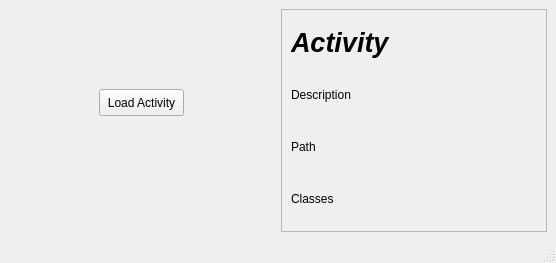
Old version of the form Arch_2_1/GUI/load_activity.ui in the repository LAR-Educational/Architecture_v2_0.
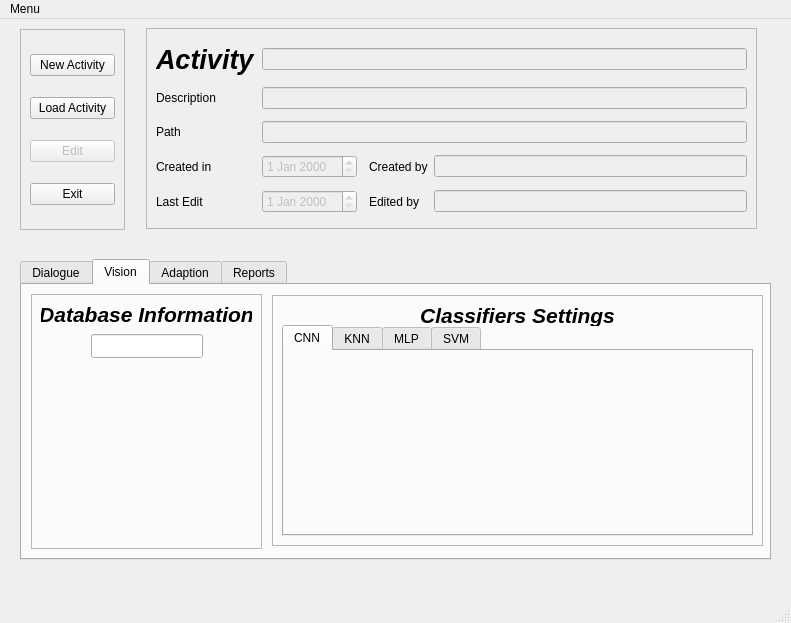
New version of the form. The open tabs and pages were chosen to show the change.

The edit to the form file:
```diff
--- a/Arch_2_1/GUI/load_activity.ui
+++ b/Arch_2_1/GUI/load_activity.ui
@@ -6,91 +6,450 @@
    <rect>
     <x>0</x>
     <y>0</y>
-    <width>556</width>
-    <height>263</height>
+    <width>791</width>
+    <height>623</height>
    </rect>
   </property>
   <property name="windowTitle">
    <string>MainWindow</string>
   </property>
   <widget class="QWidget" name="centralwidget">
-   <layout class="QGridLayout" name="gridLayout">
-    <item row="0" column="0">
-     <widget class="QWidget" name="widget" native="true">
+   <widget class="QFrame" name="frame">
+    <property name="geometry">
+     <rect>
+      <x>146</x>
+      <y>9</y>
+      <width>611</width>
+      <height>201</height>
+     </rect>
+    </property>
+    <property name="frameShape">
+     <enum>QFrame::StyledPanel</enum>
+    </property>
+    <property name="frameShadow">
+     <enum>QFrame::Raised</enum>
+    </property>
+    <layout class="QGridLayout" name="gridLayout_2">
+     <item row="1" column="0">
+      <widget class="QLabel" name="label">
+       <property name="text">
+        <string>Description</string>
+       </property>
+      </widget>
+     </item>
+     <item row="0" column="0">
+      <widget class="QLabel" name="activity">
+       <property name="font">
+        <font>
+         <pointsize>20</pointsize>
+         <weight>75</weight>
+         <italic>true</italic>
+         <bold>true</bold>
+        </font>
+       </property>
+       <property name="text">
+        <string>Activity</string>
+       </property>
+      </widget>
+     </item>
+     <item row="2" column="0">
+      <widget class="QLabel" name="label_2">
+       <property name="text">
+        <string>Path</string>
+       </property>
+      </widget>
+     </item>
+     <item row="3" column="1">
+      <widget class="QDateEdit" name="created_date">
+       <property name="enabled">
+        <bool>false</bool>
+       </property>
+      </widget>
+     </item>
+     <item row="3" column="0">
+      <widget class="QLabel" name="label_4">
+       <property name="text">
+        <string>Created in</string>
+       </property>
+      </widget>
+     </item>
+     <item row="4" column="0">
+      <widget class="QLabel" name="label_5">
+       <property name="text">
+        <string>Last Edit</string>
+       </property>
+      </widget>
+     </item>
+     <item row="3" column="3">
+      <widget class="QLabel" name="label_6">
+       <property name="text">
+        <string>Created by</string>
+       </property>
+      </widget>
+     </item>
+     <item row="3" column="4">
+      <widget class="QLineEdit" name="created_lineEdit">
+       <property name="enabled">
+        <bool>false</bool>
+       </property>
+      </widget>
+     </item>
+     <item row="4" column="1">
+      <widget class="QDateEdit" name="edited_date">
+       <property name="enabled">
+        <bool>false</bool>
+       </property>
+      </widget>
+     </item>
+     <item row="4" column="3">
+      <widget class="QLabel" name="label_7">
+       <property name="text">
+        <string>Edited by</string>
+       </property>
+      </widget>
+     </item>
+     <item row="4" column="4">
+      <widget class="QLineEdit" name="edited_lineEdit">
+       <property name="enabled">
+        <bool>false</bool>
+       </property>
+      </widget>
+     </item>
+     <item row="0" column="1" colspan="4">
+      <widget class="QLineEdit" name="name_lineEdit">
+       <property name="enabled">
+        <bool>false</bool>
+       </property>
+      </widget>
+     </item>
+     <item row="1" column="1" colspan="4">
+      <widget class="QLineEdit" name="desc_lineEdit">
+       <property name="enabled">
+        <bool>false</bool>
+       </property>
+      </widget>
+     </item>
+     <item row="2" column="1" colspan="4">
+      <widget class="QLineEdit" name="path_lineEdit">
+       <property name="enabled">
+        <bool>false</bool>
+       </property>
+      </widget>
+     </item>
+    </layout>
+   </widget>
+   <widget class="QTabWidget" name="tabWidget">
+    <property name="geometry">
+     <rect>
+      <x>20</x>
+      <y>240</y>
+      <width>751</width>
+      <height>301</height>
+     </rect>
+    </property>
+    <property name="tabPosition">
+     <enum>QTabWidget::North</enum>
+    </property>
+    <property name="tabShape">
+     <enum>QTabWidget::Rounded</enum>
+    </property>
+    <property name="currentIndex">
+     <number>0</number>
+    </property>
+    <property name="elideMode">
+     <enum>Qt::ElideLeft</enum>
+    </property>
+    <widget class="QWidget" name="tab_diag">
+     <attribute name="title">
+      <string>Dialogue</string>
+     </attribute>
+     <widget class="QLabel" name="label_9">
+      <property name="geometry">
+       <rect>
+        <x>40</x>
+        <y>20</y>
+        <width>101</width>
+        <height>41</height>
+       </rect>
+      </property>
+      <property name="text">
+       <string>Edit doubt wrods</string>
+      </property>
+     </widget>
+     <widget class="QLabel" name="label_10">
+      <property name="geometry">
+       <rect>
+        <x>50</x>
+        <y>60</y>
+        <width>121</width>
+        <height>41</height>
+       </rect>
+      </property>
+      <property name="text">
+       <string>View dialogue files</string>
+      </property>
+     </widget>
+     <widget class="QLabel" name="label_11">
+      <property name="geometry">
+       <rect>
+        <x>50</x>
+        <y>110</y>
+        <width>111</width>
+        <height>31</height>
+       </rect>
+      </property>
+      <property name="text">
+       <string>Create dialogues</string>
+      </property>
+     </widget>
+     <widget class="QLabel" name="label_12">
+      <property name="geometry">
+       <rect>
+        <x>50</x>
+        <y>150</y>
+        <width>111</width>
+        <height>31</height>
+       </rect>
+      </property>
+      <property name="text">
+       <string>Choose SR</string>
+      </property>
+     </widget>
+     <widget class="QComboBox" name="comboBox">
+      <property name="geometry">
+       <rect>
+        <x>160</x>
+        <y>150</y>
+        <width>71</width>
+        <height>24</height>
+       </rect>
+      </property>
+      <item>
+       <property name="text">
+        <string>Google</string>
+       </property>
+      </item>
+      <item>
+       <property name="text">
+        <string>NAO</string>
+       </property>
+      </item>
+     </widget>
+    </widget>
+    <widget class="QWidget" name="tab_vision">
+     <attribute name="title">
+      <string>Vision</string>
+     </attribute>
+     <widget class="QFrame" name="frame_4">
+      <property name="geometry">
+       <rect>
+        <x>9</x>
+        <y>9</y>
+        <width>231</width>
+        <height>255</height>
+       </rect>
+      </property>
+      <property name="frameShape">
+       <enum>QFrame::StyledPanel</enum>
+      </property>
+      <property name="frameShadow">
+       <enum>QFrame::Raised</enum>
+      </property>
+      <widget class="QLabel" name="label_3">
+       <property name="geometry">
+        <rect>
+         <x>10</x>
+         <y>10</y>
+         <width>211</width>
+         <height>21</height>
+        </rect>
+       </property>
+       <property name="font">
+        <font>
+         <pointsize>16</pointsize>
+         <weight>75</weight>
+         <italic>true</italic>
+         <bold>true</bold>
+        </font>
+       </property>
+       <property name="text">
+        <string>Database Information</string>
+       </property>
+       <property name="alignment">
+        <set>Qt::AlignCenter</set>
+       </property>
+      </widget>
+      <widget class="QLineEdit" name="lineEdit_4">
+       <property name="geometry">
+        <rect>
+         <x>60</x>
+         <y>40</y>
+         <width>112</width>
+         <height>24</height>
+        </rect>
+       </property>
+      </widget>
+     </widget>
+     <widget class="QFrame" name="frame_2">
+      <property name="geometry">
+       <rect>
+        <x>250</x>
+        <y>10</y>
+        <width>491</width>
+        <height>251</height>
+       </rect>
+      </property>
+      <property name="frameShape">
+       <enum>QFrame::StyledPanel</enum>
+      </property>
+      <property name="frameShadow">
+       <enum>QFrame::Raised</enum>
+      </property>
+      <widget class="QTabWidget" name="tabWidget_2">
+       <property name="geometry">
+        <rect>
+         <x>10</x>
+         <y>30</y>
+         <width>471</width>
+         <height>211</height>
+        </rect>
+       </property>
+       <property name="currentIndex">
+        <number>0</number>
+       </property>
+       <widget class="QWidget" name="tab">
+        <attribute name="title">
+         <string>CNN</string>
+        </attribute>
+       </widget>
+       <widget class="QWidget" name="tab_2">
+        <attribute name="title">
+         <string>KNN</string>
+        </attribute>
+       </widget>
+       <widget class="QWidget" name="tab_3">
+        <attribute name="title">
+         <string>MLP</string>
+        </attribute>
+       </widget>
+       <widget class="QWidget" name="tab_4">
+        <attribute name="title">
+         <string>SVM</string>
+        </attribute>
+       </widget>
+      </widget>
+      <widget class="QLabel" name="label_8">
+       <property name="geometry">
+        <rect>
+         <x>10</x>
+         <y>10</y>
+         <width>471</width>
+         <height>21</height>
+        </rect>
+       </property>
+       <property name="font">
+        <font>
+         <pointsize>16</pointsize>
+         <weight>75</weight>
+         <italic>true</italic>
+         <bold>true</bold>
+        </font>
+       </property>
+       <property name="text">
+        <string>Classifiers Settings</string>
+       </property>
+       <property name="alignment">
+        <set>Qt::AlignCenter</set>
+       </property>
+      </widget>
+     </widget>
+    </widget>
+    <widget class="QWidget" name="tab_adapt">
+     <attribute name="title">
+      <string>Adaption</string>
+     </attribute>
+    </widget>
+    <widget class="QWidget" name="tab_reports">
+     <attribute name="title">
+      <string>Reports</string>
+     </attribute>
+    </widget>
+   </widget>
+   <widget class="QFrame" name="frame_3">
+    <property name="geometry">
+     <rect>
+      <x>20</x>
+      <y>10</y>
+      <width>105</width>
+      <height>201</height>
+     </rect>
+    </property>
+    <property name="frameShape">
+     <enum>QFrame::StyledPanel</enum>
+    </property>
+    <property name="frameShadow">
+     <enum>QFrame::Raised</enum>
+    </property>
+    <layout class="QGridLayout" name="gridLayout_3">
+     <item row="0" column="0">
+      <widget class="QPushButton" name="newButton">
+       <property name="text">
+        <string>New Activity</string>
+       </property>
+       <property name="shortcut">
+        <string>Ctrl+N</string>
+       </property>
+      </widget>
+     </item>
+     <item row="1" column="0">
       <widget class="QPushButton" name="pushButton">
-       <property name="geometry">
-        <rect>
-         <x>90</x>
-         <y>80</y>
-         <width>85</width>
-         <height>27</height>
-        </rect>
-       </property>
        <property name="text">
         <string>Load Activity</string>
        </property>
       </widget>
-     </widget>
-    </item>
-    <item row="0" column="1">
-     <widget class="QFrame" name="frame">
-      <property name="frameShape">
-       <enum>QFrame::StyledPanel</enum>
-      </property>
-      <property name="frameShadow">
-       <enum>QFrame::Raised</enum>
-      </property>
-      <layout class="QVBoxLayout" name="verticalLayout_2">
-       <item>
-        <widget class="QLabel" name="activity">
-         <property name="font">
-          <font>
-           <pointsize>20</pointsize>
-           <weight>75</weight>
-           <italic>true</italic>
-           <bold>true</bold>
-          </font>
-         </property>
-         <property name="text">
-          <string>Activity</string>
-         </property>
-        </widget>
-       </item>
-       <item>
-        <widget class="QLabel" name="label">
-         <property name="text">
-          <string>Description</string>
-         </property>
-        </widget>
-       </item>
-       <item>
-        <widget class="QLabel" name="label_2">
-         <property name="text">
-          <string>Path</string>
-         </property>
-        </widget>
-       </item>
-       <item>
-        <widget class="QLabel" name="label_3">
-         <property name="text">
-          <string>Classes</string>
-         </property>
-        </widget>
-       </item>
-      </layout>
-     </widget>
-    </item>
-   </layout>
+     </item>
+     <item row="2" column="0">
+      <widget class="QPushButton" name="editButton">
+       <property name="enabled">
+        <bool>false</bool>
+       </property>
+       <property name="text">
+        <string>Edit</string>
+       </property>
+       <property name="shortcut">
+        <string>Ctrl+E</string>
+       </property>
+      </widget>
+     </item>
+     <item row="3" column="0">
+      <widget class="QPushButton" name="exitButton">
+       <property name="text">
+        <string>Exit</string>
+       </property>
+       <property name="shortcut">
+        <string>Ctrl+X</string>
+       </property>
+      </widget>
+     </item>
+    </layout>
+   </widget>
   </widget>
   <widget class="QMenuBar" name="menubar">
    <property name="geometry">
     <rect>
      <x>0</x>
      <y>0</y>
-     <width>556</width>
+     <width>791</width>
      <height>20</height>
     </rect>
    </property>
+   <widget class="QMenu" name="menuMenu">
+    <property name="title">
+     <string>Menu</string>
+    </property>
+    <addaction name="actionExit"/>
+   </widget>
+   <addaction name="menuMenu"/>
   </widget>
   <widget class="QStatusBar" name="statusbar"/>
  </widget>
```
Left out of the diff: 8 changed lines with no effect on the pictures.
